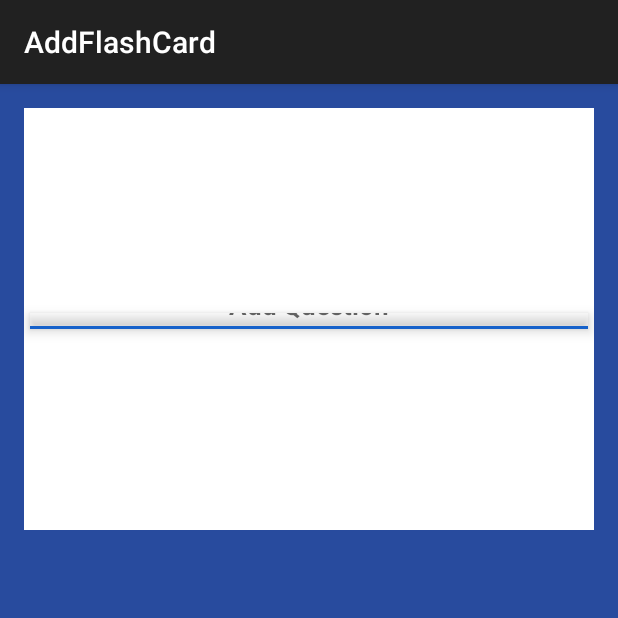
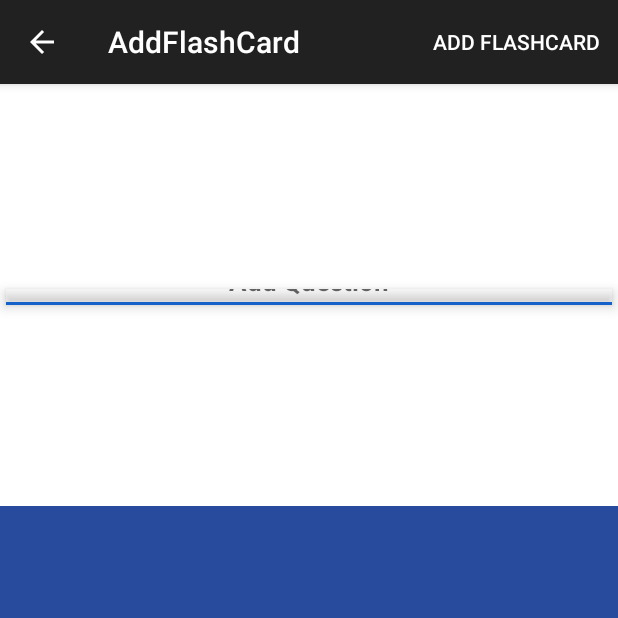
Before and after one commit to ucsdCSE110wi16/CSE110M260T12, an Android app: the AddFlashCard screen opened directly, with no data from a screen before it, on a phone screen of 412 x 824 dp, the top half of it. Run offline under Robolectric (Android 15) with nearby library versions, the light colour scheme and no system bars.

Commit message:
Added up button and changed keyboard behavior

```diff
--- a/app/src/main/AndroidManifest.xml
+++ b/app/src/main/AndroidManifest.xml
@@ -41,7 +41,14 @@
             android:label="@string/title_activity_main" />
         <activity
             android:name=".AddFlashCard"
-            android:label="@string/title_activity_add_flash_card"></activity>
+            android:label="@string/title_activity_add_flash_card"
+            android:parentActivityName=".MainActivity">
+            <meta-data
+                android:name="android.support.PARENT_ACTIVITY"
+                android:value="com.cards.flash.testez.MainActivity" />
+
+
+        </activity>
         <!-- ATTENTION: This was auto-generated to add Google Play services to your project for
              App Indexing.  See https://g.co/AppIndexing/AndroidStudio for more information. -->
         <meta-data
--- a/app/src/main/java/com/cards/flash/testez/AddFlashCard.java
+++ b/app/src/main/java/com/cards/flash/testez/AddFlashCard.java
@@ -1,7 +1,17 @@
 package com.cards.flash.testez;
 
+import android.app.Activity;
+import android.content.Context;
 import android.os.Bundle;
+import android.support.v7.app.ActionBar;
 import android.support.v7.app.ActionBarActivity;
+import android.view.Menu;
+import android.view.MenuInflater;
+import android.view.View;
+import android.view.inputmethod.InputMethodManager;
+import android.widget.EditText;
+import android.widget.FrameLayout;
+import android.widget.RelativeLayout;
 
 public class AddFlashCard extends ActionBarActivity {
 
@@ -9,6 +19,16 @@ public class AddFlashCard extends ActionBarActivity {
     protected void onCreate(Bundle savedInstanceState) {
         super.onCreate(savedInstanceState);
         setContentView(R.layout.activity_add_flash_card);
+
+        ActionBar ab = getSupportActionBar();
+        ab.setDisplayHomeAsUpEnabled(true);
+    }
+    @Override
+    public boolean onCreateOptionsMenu(Menu menu) {
+        MenuInflater inflater = getMenuInflater();
+        inflater.inflate(R.menu.add_flashcard, menu);
+        return true;
     }
 
+
 }
--- a/app/src/main/java/com/cards/flash/testez/FlashCardFlip.java
+++ b/app/src/main/java/com/cards/flash/testez/FlashCardFlip.java
@@ -20,6 +20,7 @@ import android.view.WindowManager;
 import android.view.animation.Animation;
 import android.view.animation.AnimationSet;
 import android.view.animation.AnimationUtils;
+import android.view.inputmethod.InputMethodManager;
 import android.widget.AbsoluteLayout;
 import android.widget.Button;
 import android.widget.EditText;
@@ -92,7 +93,9 @@ public class FlashCardFlip extends FrameLayout{
         frontSide.setOnClickListener(new OnClickListener() {
             @Override
             public void onClick(View v) {
-                animateTheCard(R.animator.flash_card_in_right, frontSide,backSide);
+                InputMethodManager im = (InputMethodManager)v.getContext().getSystemService(getContext().INPUT_METHOD_SERVICE);
+                im.hideSoftInputFromWindow(v.getWindowToken(),0);
+                animateTheCard(R.animator.flash_card_in_right, frontSide, backSide);
             }
         });
         backSide.setOnClickListener(new OnClickListener() {
--- a/app/src/main/res/layout/activity_add_flash_card.xml
+++ b/app/src/main/res/layout/activity_add_flash_card.xml
@@ -3,14 +3,11 @@
     xmlns:tools="http://schemas.android.com/tools"
     android:layout_width="match_parent"
     android:layout_height="match_parent"
-    android:paddingBottom="@dimen/activity_vertical_margin"
-    android:paddingLeft="@dimen/activity_horizontal_margin"
-    android:paddingRight="@dimen/activity_horizontal_margin"
-    android:paddingTop="@dimen/activity_vertical_margin"
     android:background="#284b9e"
     tools:context="com.cards.flash.testez.AddFlashCard">
 
     <com.cards.flash.testez.FlashCardFlip
+        android:id="@+id/flip"
         android:layout_width="match_parent"
         android:layout_height="wrap_content"
         android:layout_alignParentEnd="false" />
--- a/app/src/main/res/layout/card_question_side.xml
+++ b/app/src/main/res/layout/card_question_side.xml
@@ -11,8 +11,6 @@
         android:layout_width="match_parent"
         android:layout_height="wrap_content"
         android:id="@+id/question_text_field"
-        android:layout_centerVertical="true"
-        android:layout_centerHorizontal="true"
         android:paddingRight="10dp"
         android:paddingLeft="10dp"
         android:capitalize="characters"
@@ -21,5 +19,8 @@
         android:textAlignment="center"
         android:textStyle="bold"
         android:hint="Add Question"
-        android:maxLines="9" />
+        android:inputType="textMultiLine"
+        android:maxLines="9"
+        android:layout_centerVertical="true"
+        android:layout_centerHorizontal="true" />
 </RelativeLayout>
--- /dev/null
+++ b/app/src/main/res/menu/add_flashcard.xml
@@ -0,0 +1,9 @@
+<?xml version="1.0" encoding="utf-8"?>
+<menu xmlns:android="http://schemas.android.com/apk/res/android"
+    xmlns:app="http://schemas.android.com/apk/res-auto">
+    <item
+        android:id="@+id/add_card"
+        android:orderInCategory="100"
+        android:title="Add FlashCard"
+        app:showAsAction="always" />
+</menu>
```
Also changed, not shown: 1 other file.
